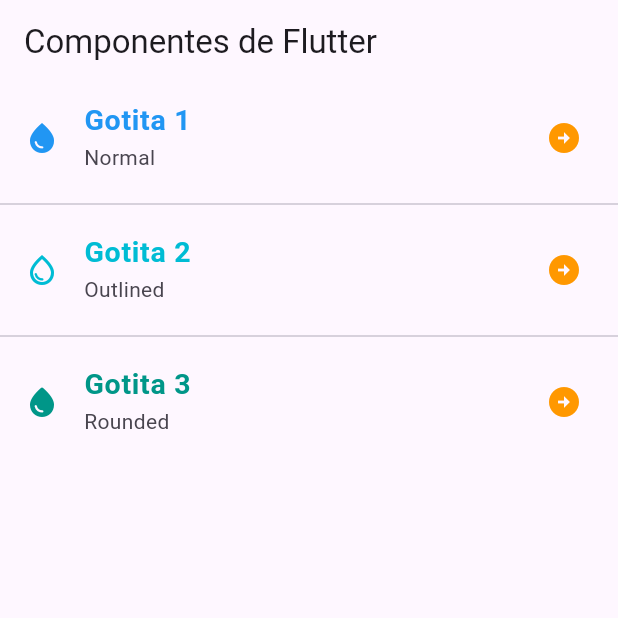
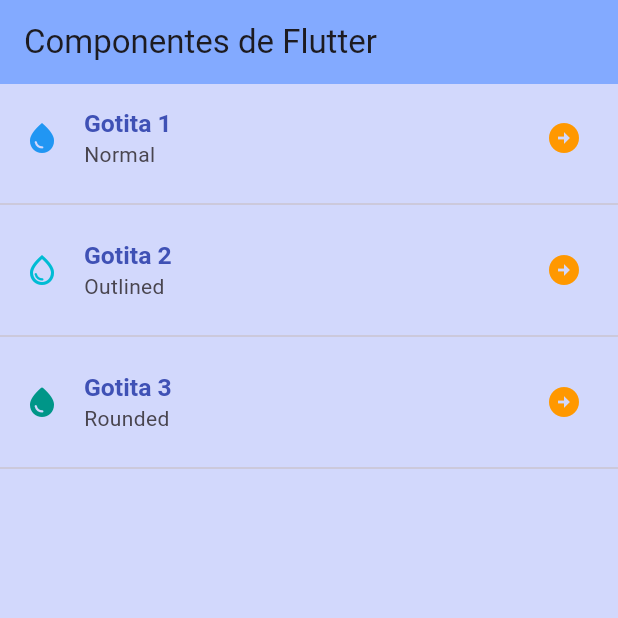
Before and after one commit to LiraU13/componentes_flutter, a Flutter app: the screen it shows after launch, on a phone screen of 412 x 824 dp, the top half of it. Run offline on Flutter 3.47's test engine with Material 3 defaults, Android fonts, the phone set to English and light mode, and no system bars.

Commit message:
Adding ThemeData

```diff
--- a/lib/home_screen.dart
+++ b/lib/home_screen.dart
@@ -10,46 +10,52 @@ class HomeScreen extends StatelessWidget {
         title: const Text('Componentes de Flutter'),
       ),
       body: ListView(
-        children: const [
+        children: [
           ListTile(
-            leading: Icon(Icons.water_drop, color: Colors.blue),
+            leading: const Icon(Icons.water_drop, color: Colors.blue),
             title: Text(
                     'Gotita 1',
-                    style: TextStyle(
-                      color: Colors.blue,
-                      fontWeight: FontWeight.bold,
-                      fontSize: 19,
+                    style: Theme.of(context).textTheme.headlineLarge, // Estilos para el título desde el tema de main_app.dart
+                    // style: TextStyle(
+                    //   color: Colors.blue,
+                    //   fontWeight: FontWeight.bold,
+                    //   fontSize: 19,
+                    // ),
                     ),
-                    ),
-            subtitle: Text('Normal'),
-            trailing: Icon(Icons.arrow_circle_right, color: Colors.orange),
+            subtitle: const Text('Normal'),
+            trailing: const Icon(Icons.arrow_circle_right, color: Colors.orange),
           ),
-          Divider(), //Muestra una línea
+          const Divider(), //Muestra una línea
           ListTile(
-            leading: Icon(Icons.water_drop_outlined, color: Colors.cyan), // M,uestra un icono a la izquierda
+            leading: const Icon(Icons.water_drop_outlined, color: Colors.cyan), // M,uestra un icono a la izquierda
             title: Text(
                     'Gotita 2',
-                    style: TextStyle(
-                      color: Colors.cyan,
-                      fontWeight: FontWeight.bold,
-                      fontSize: 19,
-                    ),),
-            subtitle: Text('Outlined'),
-            trailing: Icon(Icons.arrow_circle_right, color: Colors.orange),
+                    style: Theme.of(context).textTheme.headlineLarge, // Estilos para el título desde el tema de main_app.dart
+                    // style: TextStyle(
+                    //   color: Colors.cyan,
+                    //   fontWeight: FontWeight.bold,
+                    //   fontSize: 19,
+                    // ),
+                  ),
+            subtitle: const Text('Outlined'),
+            trailing: const Icon(Icons.arrow_circle_right, color: Colors.orange),
           ),
-          Divider(),
+          const Divider(),
           ListTile(
-            leading: Icon(Icons.water_drop_rounded, color: Colors.teal),
+            leading: const Icon(Icons.water_drop_rounded, color: Colors.teal),
             title: Text(
                     'Gotita 3',
-                    style: TextStyle(
-                      color: Colors.teal,
-                      fontWeight: FontWeight.bold,
-                      fontSize: 19,
-                    ),),
-            subtitle: Text('Rounded'),
-            trailing: Icon(Icons.arrow_circle_right, color: Colors.orange),
+                    style: Theme.of(context).textTheme.headlineLarge, // Estilos para el título desde el tema de main_app.dart
+                    // style: TextStyle(
+                    //   color: Colors.teal,
+                    //   fontWeight: FontWeight.bold,
+                    //   fontSize: 19,
+                    // ),
+                  ),
+            subtitle: const Text('Rounded'),
+            trailing: const Icon(Icons.arrow_circle_right, color: Colors.orange),
           ),
+          const Divider(),
         ],
       ),
     );
--- a/lib/main_app.dart
+++ b/lib/main_app.dart
@@ -6,9 +6,20 @@ class MainApp extends StatelessWidget {
 
   @override
   Widget build(BuildContext context) {
-    return const MaterialApp(
-      debugShowCheckedModeBanner: false, // Quita el icono 'DEBUG'
-      home: HomeScreen(),
+    return MaterialApp(
+      debugShowCheckedModeBanner: false, // Quita el icono DEBUG
+      home: const HomeScreen(),
+      theme: ThemeData(
+        scaffoldBackgroundColor: const Color.fromARGB(255, 210, 216, 252), // Cambia el color de fondo de la app
+        appBarTheme: const AppBarTheme(color: Color.fromARGB(255, 131, 170, 255),), // Cambia el color de la barra de navegación
+        textTheme: const TextTheme(
+          headlineLarge: TextStyle( // Cambia el estilo del título
+            fontWeight: FontWeight.bold, // Cambia el estilo de la fuente
+            color: Colors.indigo, // Cambia el color de la fuente
+            fontSize: 16.5, // Cambia el tamaño de la fuente
+            ),
+        ),
+      ),
     );
   }
 }
```
Also changed, not shown: 1 other file.
